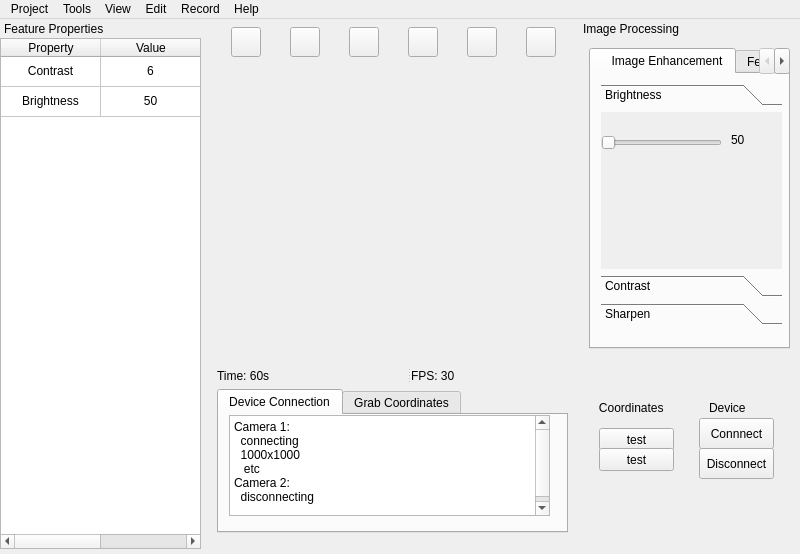
First picture: the form in mainwindow.ui, repository yuranxue272181/WPIMQP, before the edit.
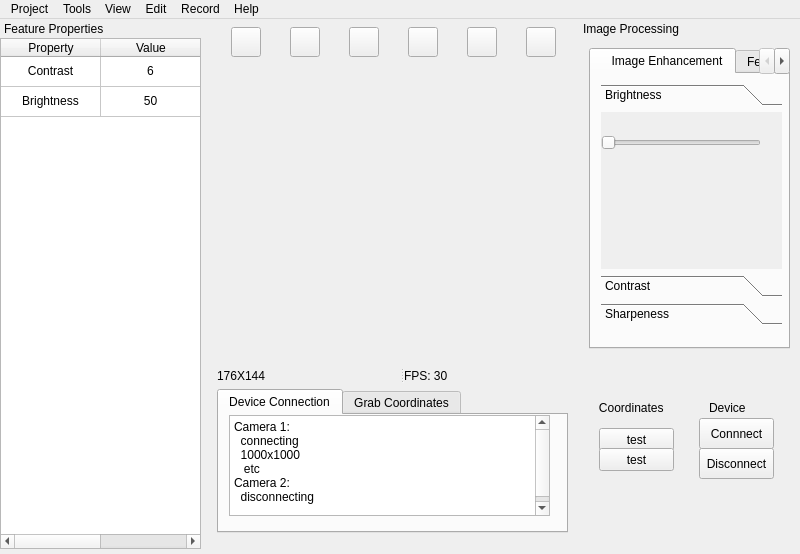
Second picture: the form after the edit. The open tabs and pages were chosen to show the change.

```diff
--- a/mainwindow.ui
+++ b/mainwindow.ui
@@ -187,7 +187,7 @@
        </property>
        <widget class="QLabel" name="label_5">
         <property name="text">
-         <string>Time: 60s</string>
+         <string>176X144</string>
         </property>
        </widget>
        <widget class="QLabel" name="label_6">
@@ -485,7 +485,7 @@
    <property name="minimumSize">
     <size>
      <width>221</width>
-     <height>39</height>
+     <height>40</height>
     </size>
    </property>
    <property name="maximumSize">
@@ -547,7 +547,7 @@
           <x>0</x>
           <y>0</y>
           <width>181</width>
-          <height>154</height>
+          <height>151</height>
          </rect>
         </property>
         <attribute name="label">
@@ -558,7 +558,7 @@
           <rect>
            <x>0</x>
            <y>20</y>
-           <width>121</width>
+           <width>160</width>
            <height>22</height>
           </rect>
          </property>
@@ -566,19 +566,6 @@
           <enum>Qt::Orientation::Horizontal</enum>
          </property>
         </widget>
-        <widget class="QLabel" name="label">
-         <property name="geometry">
-          <rect>
-           <x>130</x>
-           <y>20</y>
-           <width>21</width>
-           <height>16</height>
-          </rect>
-         </property>
-         <property name="text">
-          <string>50</string>
-         </property>
-        </widget>
        </widget>
        <widget class="QWidget" name="page_2">
         <property name="geometry">
@@ -616,7 +603,7 @@
          </rect>
         </property>
         <attribute name="label">
-         <string>Sharpen</string>
+         <string>Sharpeness</string>
         </attribute>
         <widget class="QScrollBar" name="verticalScrollBar">
          <property name="geometry">
```
Left out of the diff: 68 changed lines with no effect on the pictures.
